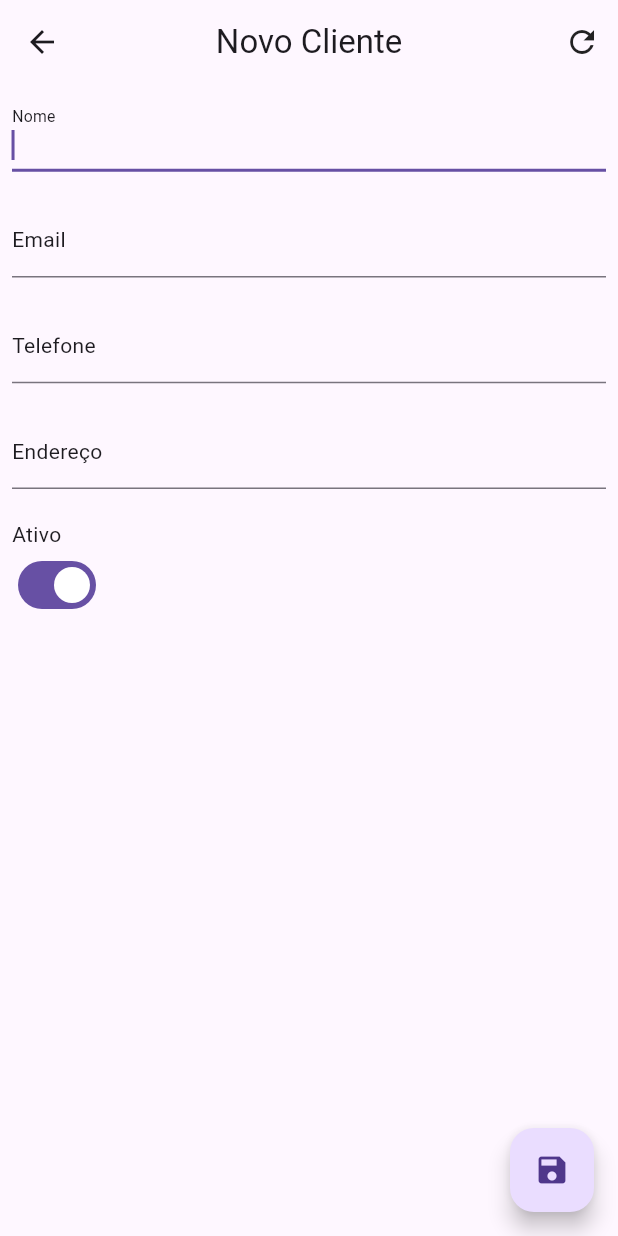
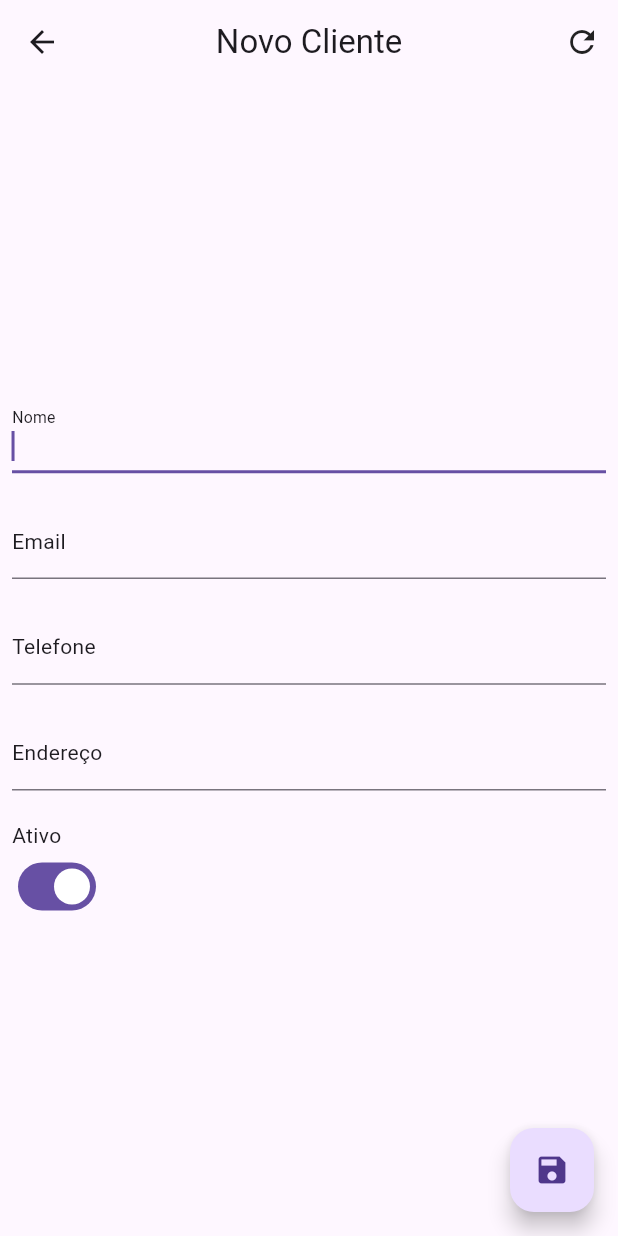
Before and after one commit to viinynunes/controle-pedidos, a Flutter app: the screen it shows after launch, after a tap on the "search" icon, after a tap on the "add" icon, on a phone screen of 412 x 824 dp. Run offline on Flutter 3.47's test engine with Material 2 defaults, Android fonts, the phone set to English and light mode, and no system bars; our stand-ins replace animated_splash_screen, cloud_firestore, dartz, firebase_auth, firebase_core, flutter_mobx and 7 more; missing offline and left inert: file_saver, rect_getter, syncfusion_flutter_xlsio, universal_html; accounts and stored records are empty; generated files the repository leaves out were written again.

Commit message:
Fixed SingleChildScrollView

```diff
--- a/lib/src/modules/client/presenter/android/pages/android_client_registration_page.dart
+++ b/lib/src/modules/client/presenter/android/pages/android_client_registration_page.dart
@@ -55,12 +55,12 @@ class _AndroidClientRegistrationPageState
         },
         child: const Icon(Icons.save),
       ),
-      body: SingleChildScrollView(
-        child: Center(
-          child: Form(
-            key: controller.formKey,
-            child: Padding(
-              padding: const EdgeInsets.all(8),
+      body: Center(
+        child: Form(
+          key: controller.formKey,
+          child: Padding(
+            padding: const EdgeInsets.all(8),
+            child: SingleChildScrollView(
               child: Column(
                 crossAxisAlignment: CrossAxisAlignment.start,
                 children: [
```
Also changed, not shown: lib/src/modules/establishment/presenter/android/pages/android_establishment_registration_page.dart (+4 -4 lines).
